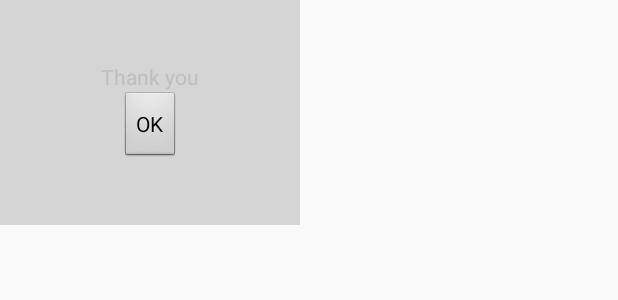
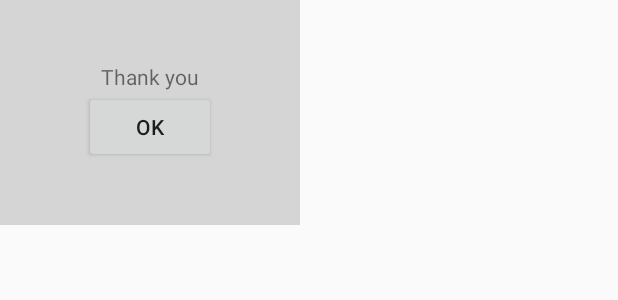
Before and after one commit to mcmathews/CSE494, an Android app: the layout activity_alert.xml on its own in the app's theme, with its tools: preview values and no code run, on a phone screen of 412 x 824 dp. Shown: the top 300 px of the screen. Run offline under Robolectric (Android 15) with nearby library versions, the phone set to English and light mode, and no system bars.

Commit message:
Finish Android part of Lab2

```diff
--- a/Lab2/Android/LifeCycle/app/src/main/AndroidManifest.xml
+++ b/Lab2/Android/LifeCycle/app/src/main/AndroidManifest.xml
@@ -15,7 +15,7 @@
                 <category android:name="android.intent.category.LAUNCHER" />
             </intent-filter>
         </activity>
-        <activity android:name="edu.asu.bscs.mcmathe1.lifecycle.AlertActivity"></activity>
+        <activity android:name="edu.asu.bscs.mcmathe1.lifecycle.AlertActivity" android:theme="@style/AppDialogTheme"></activity>
     </application>
 
 </manifest>
--- a/Lab2/Android/LifeCycle/app/src/main/java/edu/asu/bscs/mcmathe1/lifecycle/AlertActivity.java
+++ b/Lab2/Android/LifeCycle/app/src/main/java/edu/asu/bscs/mcmathe1/lifecycle/AlertActivity.java
@@ -3,6 +3,7 @@ package edu.asu.bscs.mcmathe1.lifecycle;
 import android.support.v7.app.AppCompatActivity;
 import android.os.Bundle;
 import android.util.Log;
+import android.view.View;
 
 import mcmathe1.bscs.asu.edu.lifecycle.R;
 
@@ -76,7 +77,7 @@ public class AlertActivity extends AppCompatActivity {
         logMethodName("onDestroy()");
     }
 
-	protected void handleButtonPress() {
+	public void handleOkButtonPress(View view) {
 		Log.w(this.getClass().getSimpleName(), "Ok button pressed");
 
 		finish();
--- a/Lab2/Android/LifeCycle/app/src/main/java/edu/asu/bscs/mcmathe1/lifecycle/MainActivity.java
+++ b/Lab2/Android/LifeCycle/app/src/main/java/edu/asu/bscs/mcmathe1/lifecycle/MainActivity.java
@@ -4,6 +4,7 @@ import android.content.Intent;
 import android.support.v7.app.AppCompatActivity;
 import android.os.Bundle;
 import android.util.Log;
+import android.view.View;
 
 import mcmathe1.bscs.asu.edu.lifecycle.R;
 
@@ -77,7 +78,7 @@ public class MainActivity extends AppCompatActivity {
         logMethodName("onDestroy()");
     }
 
-    protected void handleButtonPress() {
+    public void handleButtonPress(View view) {
         Log.w(this.getClass().getSimpleName(), "Button pressed");
 
         startActivity(new Intent(this, AlertActivity.class));
--- a/Lab2/Android/LifeCycle/app/src/main/res/layout/activity_alert.xml
+++ b/Lab2/Android/LifeCycle/app/src/main/res/layout/activity_alert.xml
@@ -5,8 +5,7 @@
     android:padding="12dip"
     android:orientation="vertical"
 	android:background="#d5d5d5"
-	android:gravity="center_vertical|center_horizontal"
-	android:theme="@android:style/Theme.Translucent">
+	android:gravity="center_vertical|center_horizontal">
 
 	<TextView
 		android:layout_width="wrap_content"
@@ -18,5 +17,5 @@
 		android:layout_width="wrap_content"
 		android:layout_height="wrap_content"
 		android:text="@string/okButtonText"
-		android:id="@+id/okButton"/>
+		android:id="@+id/okButton" android:onClick="handleOkButtonPress"/>
 </LinearLayout>
--- a/Lab2/Android/LifeCycle/app/src/main/res/layout/activity_main.xml
+++ b/Lab2/Android/LifeCycle/app/src/main/res/layout/activity_main.xml
@@ -17,5 +17,5 @@
         android:layout_alignParentTop="true"
         android:layout_centerHorizontal="true"
         android:layout_marginTop="182dp"
-        android:onClick="handleButtonPress" />
+        android:onClick="handleButtonPress"/>
 </RelativeLayout>
--- a/Lab2/Android/LifeCycle/app/src/main/res/values/styles.xml
+++ b/Lab2/Android/LifeCycle/app/src/main/res/values/styles.xml
@@ -8,4 +8,11 @@
         <item name="colorAccent">@color/colorAccent</item>
     </style>
 
+    <style name="AppDialogTheme" parent="Theme.AppCompat.Light.Dialog">
+        <!-- Customize your theme here. -->
+        <item name="colorPrimary">@color/colorPrimary</item>
+        <item name="colorPrimaryDark">@color/colorPrimaryDark</item>
+        <item name="colorAccent">@color/colorAccent</item>
+    </style>
+
 </resources>
```
